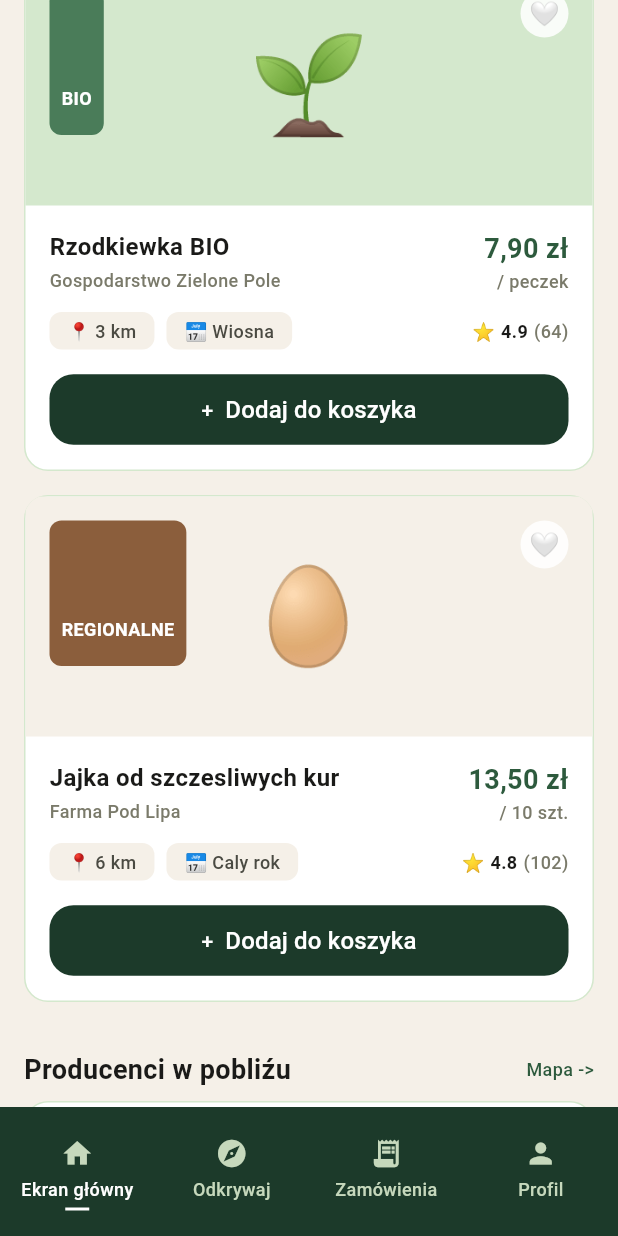
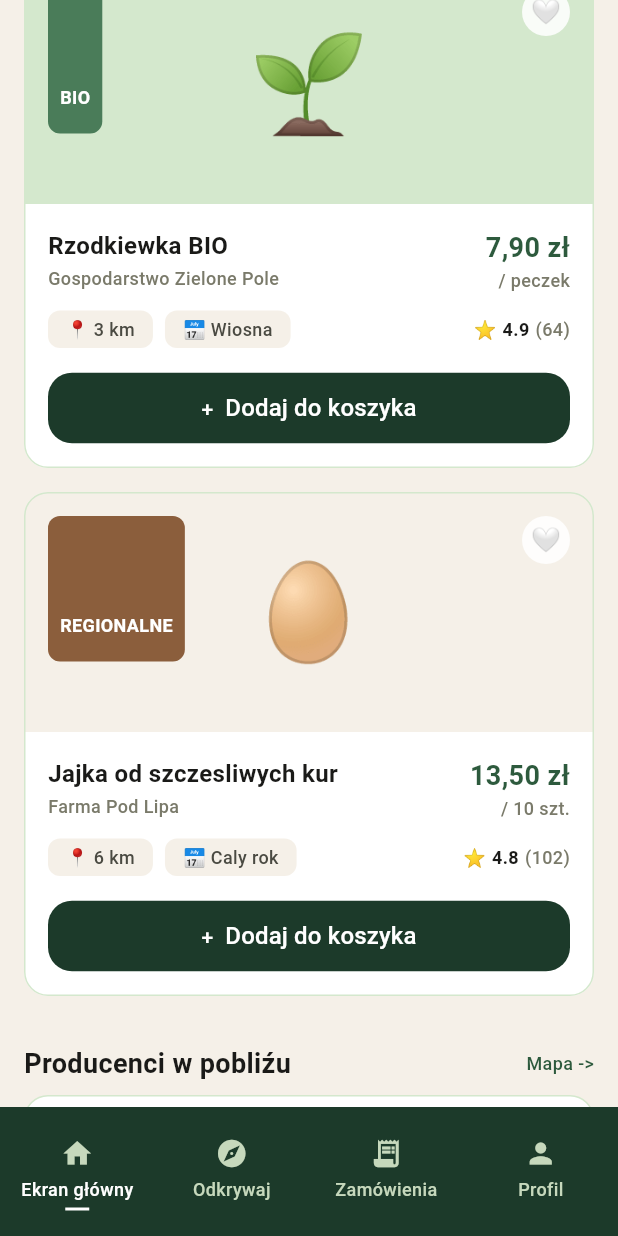
Before and after one commit to Cay00/LokalnyKoszyk, a Flutter app: the screen it shows after launch, scrolled down 576 dp, on a phone screen of 412 x 824 dp. Run offline on Flutter 3.47's test engine with Material 3 defaults, Android fonts, the phone set to English and light mode, and no system bars.

Commit message:
micro UI changes

```diff
--- a/lib/screens/orders_screen.dart
+++ b/lib/screens/orders_screen.dart
@@ -11,7 +11,7 @@ class OrdersScreen extends StatelessWidget {
       id: '#8821',
       status: 'W realizacji',
       date: '18 kwi',
-      items: <String>['Pomidory 2kg', 'ó lipowy'],
+      items: <String>['Pomidory 2kg', 'miód lipowy'],
       total: '62,00 zł',
       color: AppColors.accent,
       icon: '🚚',
--- a/lib/widgets/product_tile.dart
+++ b/lib/widgets/product_tile.dart
@@ -54,6 +54,9 @@ class ProductTile extends StatelessWidget {
       width: double.infinity,
       decoration: BoxDecoration(
         color: AppColors.white,
+        borderRadius: BorderRadius.circular(AppRadius.normal),
+      ),
+      foregroundDecoration: BoxDecoration(
         borderRadius: BorderRadius.circular(AppRadius.normal),
         border: Border.all(color: AppColors.border),
       ),
```
